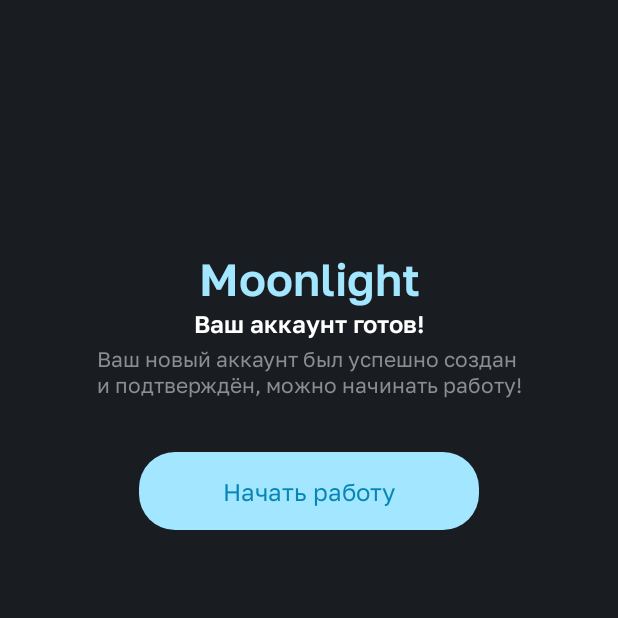
After one commit to moonlight-app/mobile, an Android app built with Jetpack Compose: the composable RegistrationCompleteScreen shown on its own in the app's theme, on a phone screen of 412 x 824 dp, the top half of it. The commit adds this screen. Run offline under Robolectric (Android 15) with nearby library versions, the phone set to English and light mode, and no system bars; our stand-ins replace window size class; 2 statements that could not run were skipped.

Commit message:
Implement RegistrationCompleteScreen. Change navigation params

```diff
--- /dev/null
+++ b/feature-auth/src/main/java/ru/moonlight/feature_auth/sign_up/registration_complete/RegistrationCompleteScreen.kt
@@ -0,0 +1,59 @@
+package ru.moonlight.feature_auth.sign_up.registration_complete
+
+import android.widget.Toast
+import androidx.compose.foundation.background
+import androidx.compose.foundation.layout.Arrangement
+import androidx.compose.foundation.layout.Box
+import androidx.compose.foundation.layout.Column
+import androidx.compose.foundation.layout.fillMaxSize
+import androidx.compose.foundation.layout.fillMaxWidth
+import androidx.compose.foundation.layout.padding
+import androidx.compose.runtime.Composable
+import androidx.compose.ui.Alignment
+import androidx.compose.ui.Modifier
+import androidx.compose.ui.platform.LocalContext
+import androidx.compose.ui.res.stringResource
+import ru.moonlight.feature_auth.R
+import ru.moonlight.theme.MoonlightTheme
+import ru.moonlight.ui.ButtonComponent
+import ru.moonlight.ui.TextAuthComponent
+
+@Composable
+fun RegistrationCompleteScreen(
+    onGetStartClick: () -> Unit,
+    modifier: Modifier = Modifier,
+) {
+    val context = LocalContext.current
+
+    Box(
+        modifier = modifier
+            .fillMaxSize()
+            .background(color = MoonlightTheme.colors.background),
+        contentAlignment = Alignment.TopCenter,
+    ) {
+        Column(
+            modifier = Modifier
+                .padding(top = MoonlightTheme.dimens.paddingFromEdges * 7)
+                .fillMaxWidth(),
+            horizontalAlignment = Alignment.CenterHorizontally,
+            verticalArrangement = Arrangement.spacedBy(
+                MoonlightTheme.dimens.paddingBetweenComponentsBigVertical,
+                Alignment.CenterVertically
+            ),
+        ) {
+            TextAuthComponent(
+                subTitleText = stringResource(R.string.accountComplete),
+                bodyText = stringResource(R.string.accountWasCreatedAndConfirmed),
+            )
+            ButtonComponent(
+                modifier = Modifier
+                    .fillMaxWidth(0.55f),
+                onClick = {
+                    Toast.makeText(context, "Navigate back to profile", Toast.LENGTH_SHORT).show()
+                    onGetStartClick()
+                },
+                text = stringResource(R.string.getStart),
+            )
+        }
+    }
+}
--- a/feature-auth/src/main/res/values/strings.xml
+++ b/feature-auth/src/main/res/values/strings.xml
@@ -15,4 +15,7 @@
     <string name="codeWasSendedOn">Код отправлен на</string>
     <string name="dontGetCode">Не пришло письмо с кодом восстановления?\n</string>
     <string name="tryAgain">Отправить еще раз</string>
+    <string name="accountComplete">Ваш аккаунт готов!</string>
+    <string name="accountWasCreatedAndConfirmed">Ваш новый аккаунт был успешно создан\nи подтверждён, можно начинать работу!</string>
+    <string name="getStart">Начать работу</string>
 </resources>
```
Also changed, not shown: feature-auth/src/main/java/ru/moonlight/feature_auth/sign_up/registration_complete/navigation/RegistrationCompleteRoute.kt (added, +23 -0 lines).
